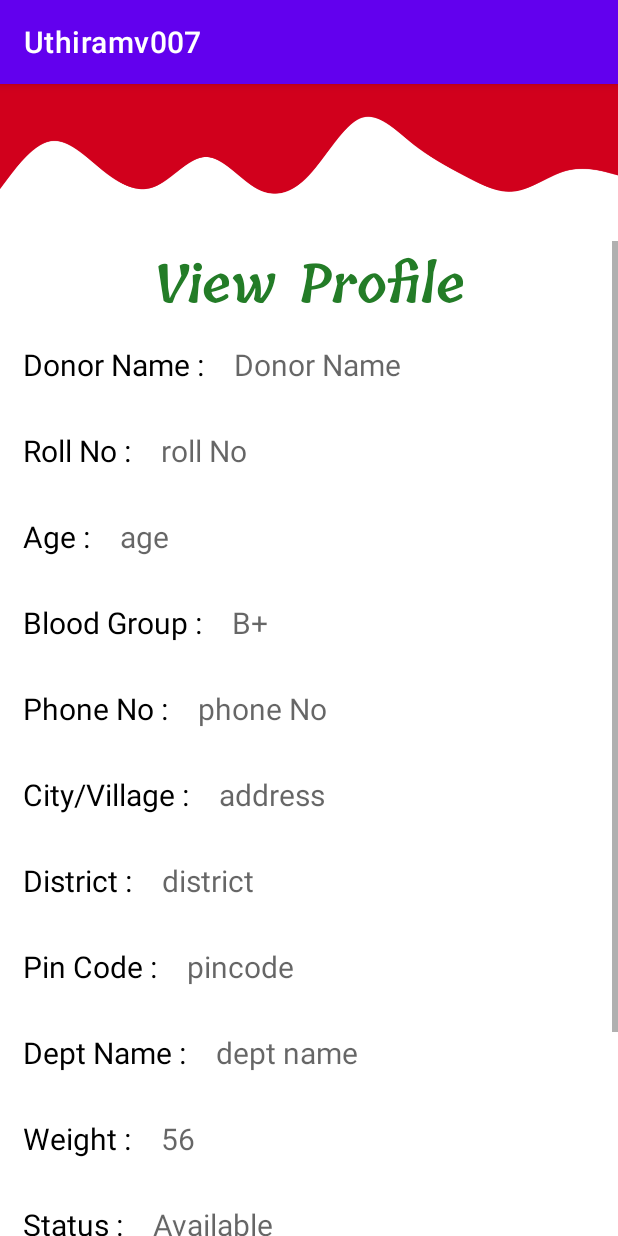
After one commit to GOKUL41602/Uthiramv007, an Android app: the ViewDonorProfile screen opened directly, with no data from a screen before it, on a phone screen of 412 x 824 dp. The commit adds this screen. Run offline under Robolectric (Android 15) with nearby library versions, the phone set to English and light mode, and no system bars; our stand-ins replace Firebase (no records; nobody signed in at launch, a user with empty details on screens opened directly).

Commit message:
Eleventh Commit-30/01/2021

```diff
--- a/app/src/main/AndroidManifest.xml
+++ b/app/src/main/AndroidManifest.xml
@@ -12,7 +12,8 @@
         android:roundIcon="@mipmap/ic_launcher_round"
         android:supportsRtl="true"
         android:theme="@style/Theme.Uthiramv007">
-        <activity android:name=".DonorHomePage"></activity>
+        <activity android:name=".ViewDonorProfile"></activity>
+        <activity android:name=".DonorHomePage" />
         <activity android:name=".OtpPage" />
         <activity android:name=".RegisterPage" />
         <activity android:name=".DonorLoginPage" />
--- a/app/src/main/java/com/uthiram/uthiramv007/DonorHomePage.java
+++ b/app/src/main/java/com/uthiram/uthiramv007/DonorHomePage.java
@@ -2,13 +2,67 @@ package com.uthiram.uthiramv007;
 
 import androidx.appcompat.app.AppCompatActivity;
 
+import android.content.Intent;
 import android.os.Bundle;
+import android.view.View;
+import android.widget.Button;
+import android.widget.TextView;
 
 public class DonorHomePage extends AppCompatActivity {
+
+    private TextView title;
+
+    private String userName;
+
+    private Button viewProfileBtn, updateProfileBtn, updateStatusBtn, bacKBtn;
 
     @Override
     protected void onCreate(Bundle savedInstanceState) {
         super.onCreate(savedInstanceState);
         setContentView(R.layout.activity_donor_home_page);
+        initializeViews();
+        userName = getIntent().getStringExtra("userName");
+        title.setText("Welcome " + userName);
+
+        viewProfileBtn.setOnClickListener(new View.OnClickListener() {
+            @Override
+            public void onClick(View v) {
+                Intent intent = new Intent(DonorHomePage.this, ViewDonorProfile.class);
+                intent.putExtra("userName", userName);
+                startActivity(intent);
+            }
+        });
+
+        updateProfileBtn.setOnClickListener(new View.OnClickListener() {
+            @Override
+            public void onClick(View v) {
+
+            }
+        });
+
+        updateStatusBtn.setOnClickListener(new View.OnClickListener() {
+            @Override
+            public void onClick(View v) {
+
+            }
+        });
+        bacKBtn.setOnClickListener(new View.OnClickListener() {
+            @Override
+            public void onClick(View v) {
+                Intent intent = new Intent(DonorHomePage.this, LoginPage.class);
+                startActivity(intent);
+                finish();
+            }
+        });
+
     }
+
+    private void initializeViews() {
+        title = findViewById(R.id.donorHomePage_title);
+        viewProfileBtn = findViewById(R.id.donorHomePage_viewProfileBtn);
+        updateProfileBtn = findViewById(R.id.donorHomePage_updateProfileBtn);
+        updateStatusBtn = findViewById(R.id.donorHomePage_updateStatusBtn);
+        bacKBtn = findViewById(R.id.donorHomePage_backBtn);
+    }
+
 }
--- a/app/src/main/java/com/uthiram/uthiramv007/LoginPage.java
+++ b/app/src/main/java/com/uthiram/uthiramv007/LoginPage.java
@@ -93,9 +93,9 @@ public class LoginPage extends AppCompatActivity {
                     passwordFromDB = snapshot.child(userNameText).child("password").getValue(String.class);
                     if (passwordText.equals(passwordFromDB)) {
                         Intent intent = new Intent(LoginPage.this, DonorHomePage.class);
+                        intent.putExtra("userName", userNameText);
                         startActivity(intent);
                     } else {
-                        Log.d("as", "as");
                         password.setError("Incorrect Password");
                         password.requestFocus();
                     }
--- /dev/null
+++ b/app/src/main/java/com/uthiram/uthiramv007/ViewDonorProfile.java
@@ -0,0 +1,115 @@
+package com.uthiram.uthiramv007;
+
+import androidx.annotation.NonNull;
+import androidx.appcompat.app.AppCompatActivity;
+
+import android.content.Intent;
+import android.os.Bundle;
+import android.view.View;
+import android.widget.Button;
+import android.widget.RelativeLayout;
+import android.widget.TextView;
+import android.widget.Toast;
+
+import com.google.firebase.database.DataSnapshot;
+import com.google.firebase.database.DatabaseError;
+import com.google.firebase.database.DatabaseReference;
+import com.google.firebase.database.FirebaseDatabase;
+import com.google.firebase.database.Query;
+import com.google.firebase.database.ValueEventListener;
+
+public class ViewDonorProfile extends AppCompatActivity {
+
+    private TextView donorName, rollNo, age, address, district, deptName, bloodGroup, pinCode, phoneNo, status, lastDonatedDate, weight;
+
+    private String userName, donorNameText, rollNoText, ageText, addressText, districtText, deptNameText, bloodGroupText, pinCodeText, phoneNoText, statusText, lastDonatedDateText, weightText;
+
+    private Button backBtn;
+
+    private RelativeLayout relativeLayout;
+
+    private DatabaseReference reference;
+
+    @Override
+    protected void onCreate(Bundle savedInstanceState) {
+        super.onCreate(savedInstanceState);
+        setContentView(R.layout.activity_view_donor_profile);
+        initializeViews();
+
+        userName = getIntent().getStringExtra("userName");
+        loadDonorDetails();
+        backBtn.setOnClickListener(new View.OnClickListener() {
+            @Override
+            public void onClick(View v) {
+                Intent intent = new Intent(ViewDonorProfile.this, DonorHomePage.class);
+                intent.putExtra("userName", userName);
+                startActivity(intent);
+            }
+        });
+    }
+
+
+    private void loadDonorDetails() {
+        reference = FirebaseDatabase.getInstance().getReference("DonorsDto");
+        Query query = reference.orderByChild("rollNo").startAt(userName).endAt(userName + "\uf8ff");
+        query.addListenerForSingleValueEvent(new ValueEventListener() {
+            @Override
+            public void onDataChange(@NonNull DataSnapshot snapshot) {
+                if (snapshot.exists()) {
+                    donorNameText = snapshot.child(userName).child("donorName").getValue(String.class);
+                    rollNoText = userName;
+                    ageText = snapshot.child(userName).child("age").getValue(String.class);
+                    weightText = snapshot.child(userName).child("weight").getValue(String.class);
+                    statusText = snapshot.child(userName).child("status").getValue(String.class);
+                    addressText = snapshot.child(userName).child("address").getValue(String.class);
+                    phoneNoText = snapshot.child(userName).child("phoneNo").getValue(String.class);
+                    pinCodeText = snapshot.child(userName).child("pinCode").getValue(String.class);
+                    districtText = snapshot.child(userName).child("district").getValue(String.class);
+                    deptNameText = snapshot.child(userName).child("deptName").getValue(String.class);
+                    bloodGroupText = snapshot.child(userName).child("bloodGroup").getValue(String.class);
+                    lastDonatedDateText = snapshot.child(userName).child("lastDonatedDate").getValue(String.class);
+
+                    donorName.setText(donorNameText);
+                    rollNo.setText(rollNoText);
+                    age.setText(ageText);
+                    weight.setText(weightText);
+                    status.setText(statusText);
+                    phoneNo.setText(phoneNoText);
+                    address.setText(addressText);
+                    pinCode.setText(pinCodeText);
+                    district.setText(districtText);
+                    deptName.setText(deptNameText);
+                    bloodGroup.setText(bloodGroupText);
+                    lastDonatedDate.setText(lastDonatedDateText);
+
+                } else {
+                    Toast.makeText(ViewDonorProfile.this, "User Doesn't exists ! ", Toast.LENGTH_SHORT).show();
+                }
+            }
+
+            @Override
+            public void onCancelled(@NonNull DatabaseError error) {
+
+            }
+        });
+    }
+
+    private void initializeViews() {
+        donorName = findViewById(R.id.viewDonorProfile_donorName);
+        rollNo = findViewById(R.id.viewDonorProfile_rollNo);
+        age = findViewById(R.id.viewDonorProfile_age);
+        address = findViewById(R.id.viewDonorProfile_address);
+        district = findViewById(R.id.viewDonorProfile_district);
+        deptName = findViewById(R.id.viewDonorProfile_dept);
+        bloodGroup = findViewById(R.id.viewDonorProfile_blood);
+        pinCode = findViewById(R.id.viewDonorProfile_pinCode);
+        phoneNo = findViewById(R.id.viewDonorProfile_phoneNo);
+        status = findViewById(R.id.viewDonorProfile_status);
+        lastDonatedDate = findViewById(R.id.viewDonorProfile_lastDonatedDate);
+        weight = findViewById(R.id.viewDonorProfile_weight);
+
+        relativeLayout = findViewById(R.id.viewDonorProfile_relLayout);
+
+        backBtn = findViewById(R.id.viewDonorProfile_backBtn);
+    }
+}
--- /dev/null
+++ b/app/src/main/res/layout/activity_view_donor_profile.xml
@@ -0,0 +1,334 @@
+<?xml version="1.0" encoding="utf-8"?>
+<RelativeLayout xmlns:android="http://schemas.android.com/apk/res/android"
+    xmlns:app="http://schemas.android.com/apk/res-auto"
+    xmlns:tools="http://schemas.android.com/tools"
+    android:id="@+id/viewDonorProfile_relLayout"
+    android:layout_width="match_parent"
+    android:layout_height="match_parent"
+    tools:context=".ViewDonorProfile">
+
+    <ImageView
+        android:id="@+id/viewDonorProfile_wave"
+        android:layout_width="match_parent"
+        android:layout_height="wrap_content"
+        android:layout_centerHorizontal="true"
+        android:layout_marginTop="-99dp"
+        android:src="@drawable/wave" />
+
+
+    <ScrollView
+        android:layout_width="match_parent"
+        android:layout_height="match_parent"
+        android:layout_below="@+id/viewDonorProfile_wave"
+        android:layout_centerHorizontal="true"
+        android:layout_marginTop="-80dp">
+
+        <RelativeLayout
+            android:layout_width="match_parent"
+            android:layout_height="match_parent">
+
+            <TextView
+                android:id="@+id/viewDonorProfile_title"
+                android:layout_width="wrap_content"
+                android:layout_height="wrap_content"
+                android:layout_centerHorizontal="true"
+                android:fontFamily="@font/tillana_semibold"
+                android:text="View Profile"
+                android:textColor="@color/green"
+                android:textSize="35sp" />
+
+            <TextView
+                android:id="@+id/viewDonorProfile_donorNameText"
+                android:layout_width="wrap_content"
+                android:layout_height="wrap_content"
+                android:layout_below="@+id/viewDonorProfile_title"
+                android:layout_marginLeft="15dp"
+                android:layout_marginTop="10dp"
+                android:text="Donor Name : "
+                android:textColor="@color/black"
+                android:textSize="20sp" />
+
+            <TextView
+                android:id="@+id/viewDonorProfile_donorName"
+                android:layout_width="wrap_content"
+                android:layout_height="wrap_content"
+                android:layout_below="@+id/viewDonorProfile_title"
+                android:layout_marginLeft="15dp"
+                android:layout_marginTop="10dp"
+
+                android:layout_toRightOf="@+id/viewDonorProfile_donorNameText"
+                android:hint="Donor Name"
+                android:textColor="@color/black"
+                android:textSize="20sp" />
+
+            <TextView
+                android:id="@+id/viewDonorProfile_rollNoText"
+                android:layout_width="wrap_content"
+                android:layout_height="wrap_content"
+                android:layout_below="@+id/viewDonorProfile_donorNameText"
+                android:layout_marginLeft="15dp"
+                android:layout_marginTop="30dp"
+                android:text="Roll No : "
+                android:textColor="@color/black"
+                android:textSize="20sp" />
+
+            <TextView
+                android:id="@+id/viewDonorProfile_rollNo"
+                android:layout_width="wrap_content"
+                android:layout_height="wrap_content"
+                android:layout_below="@+id/viewDonorProfile_donorName"
+                android:layout_marginLeft="15dp"
+                android:layout_marginTop="30dp"
+                android:layout_toRightOf="@+id/viewDonorProfile_rollNoText"
+                android:hint="roll No"
+                android:textColor="@color/black"
+                android:textSize="20sp" />
+
+            <TextView
+                android:id="@+id/viewDonorProfile_ageText"
+                android:layout_width="wrap_content"
+                android:layout_height="wrap_content"
+                android:layout_below="@+id/viewDonorProfile_rollNoText"
+                android:layout_marginLeft="15dp"
+                android:layout_marginTop="30dp"
+                android:text="Age : "
+                android:textColor="@color/black"
+                android:textSize="20sp" />
+
+            <TextView
+                android:id="@+id/viewDonorProfile_age"
+                android:layout_width="wrap_content"
+                android:layout_height="wrap_content"
+                android:layout_below="@+id/viewDonorProfile_rollNo"
+                android:layout_marginLeft="15dp"
+                android:layout_marginTop="30dp"
+                android:layout_toRightOf="@+id/viewDonorProfile_ageText"
+                android:hint="age"
+                android:textColor="@color/black"
+                android:textSize="20sp" />
+
+            <TextView
+                android:id="@+id/viewDonorProfile_bloodText"
+                android:layout_width="wrap_content"
+                android:layout_height="wrap_content"
+                android:layout_below="@+id/viewDonorProfile_ageText"
+                android:layout_marginLeft="15dp"
+                android:layout_marginTop="30dp"
+                android:text="Blood Group : "
+                android:textColor="@color/black"
+                android:textSize="20sp" />
+
+            <TextView
+                android:id="@+id/viewDonorProfile_blood"
+                android:layout_width="wrap_content"
+                android:layout_height="wrap_content"
+                android:layout_below="@+id/viewDonorProfile_age"
+                android:layout_marginLeft="15dp"
+                android:layout_marginTop="30dp"
+                android:layout_toRightOf="@+id/viewDonorProfile_bloodText"
+                android:hint="B+"
+                android:textColor="@color/black"
+                android:textSize="20sp" />
+
+            <TextView
+                android:id="@+id/viewDonorProfile_phoneNoText"
+                android:layout_width="wrap_content"
+                android:layout_height="wrap_content"
+                android:layout_below="@+id/viewDonorProfile_bloodText"
+                android:layout_marginLeft="15dp"
+                android:layout_marginTop="30dp"
+                android:text="Phone No : "
+                android:textColor="@color/black"
+                android:textSize="20sp" />
+
+            <TextView
+                android:id="@+id/viewDonorProfile_phoneNo"
+                android:layout_width="wrap_content"
+                android:layout_height="wrap_content"
+                android:layout_below="@+id/viewDonorProfile_blood"
+                android:layout_marginLeft="15dp"
+                android:layout_marginTop="30dp"
+                android:layout_toRightOf="@+id/viewDonorProfile_phoneNoText"
+                android:hint="phone No"
+                android:textColor="@color/black"
+                android:textSize="20sp" />
+
+            <TextView
+                android:id="@+id/viewDonorProfile_addressText"
+                android:layout_width="wrap_content"
+                android:layout_height="wrap_content"
+                android:layout_below="@+id/viewDonorProfile_phoneNoText"
+                android:layout_marginLeft="15dp"
+                android:layout_marginTop="30dp"
+                android:text="City/Village : "
+                android:textColor="@color/black"
+                android:textSize="20sp" />
+
+            <TextView
+                android:id="@+id/viewDonorProfile_address"
+                android:layout_width="wrap_content"
+                android:layout_height="wrap_content"
+                android:layout_below="@+id/viewDonorProfile_phoneNo"
+                android:layout_marginLeft="15dp"
+                android:layout_marginTop="30dp"
+                android:layout_toRightOf="@+id/viewDonorProfile_addressText"
+                android:hint="address"
+                android:textColor="@color/black"
+                android:textSize="20sp" />
+
+            <TextView
+                android:id="@+id/viewDonorProfile_districtText"
+                android:layout_width="wrap_content"
+                android:layout_height="wrap_content"
+                android:layout_below="@+id/viewDonorProfile_addressText"
+                android:layout_marginLeft="15dp"
+                android:layout_marginTop="30dp"
+                android:text="District : "
+                android:textColor="@color/black"
+                android:textSize="20sp" />
+
+            <TextView
+                android:id="@+id/viewDonorProfile_district"
+                android:layout_width="wrap_content"
+                android:layout_height="wrap_content"
+                android:layout_below="@+id/viewDonorProfile_address"
+                android:layout_marginLeft="15dp"
+                android:layout_marginTop="30dp"
+                android:layout_toRightOf="@+id/viewDonorProfile_districtText"
+                android:hint="district"
+                android:textColor="@color/black"
+                android:textSize="20sp" />
+
+            <TextView
+                android:id="@+id/viewDonorProfile_pinCodeText"
+                android:layout_width="wrap_content"
+                android:layout_height="wrap_content"
+                android:layout_below="@+id/viewDonorProfile_districtText"
+                android:layout_marginLeft="15dp"
+                android:layout_marginTop="30dp"
+                android:text="Pin Code : "
+                android:textColor="@color/black"
+                android:textSize="20sp" />
+
+            <TextView
+                android:id="@+id/viewDonorProfile_pinCode"
+                android:layout_width="wrap_content"
+                android:layout_height="wrap_content"
+                android:layout_below="@+id/viewDonorProfile_district"
+                android:layout_marginLeft="15dp"
+                android:layout_marginTop="30dp"
+                android:layout_toRightOf="@+id/viewDonorProfile_pinCodeText"
+                android:hint="pincode"
+                android:textColor="@color/black"
+                android:textSize="20sp" />
+
+            <TextView
+                android:id="@+id/viewDonorProfile_deptText"
+                android:layout_width="wrap_content"
+                android:layout_height="wrap_content"
+                android:layout_below="@+id/viewDonorProfile_pinCodeText"
+                android:layout_marginLeft="15dp"
+                android:layout_marginTop="30dp"
+                android:text="Dept Name : "
+                android:textColor="@color/black"
+                android:textSize="20sp" />
+
+            <TextView
+                android:id="@+id/viewDonorProfile_dept"
+                android:layout_width="wrap_content"
+                android:layout_height="wrap_content"
+                android:layout_below="@+id/viewDonorProfile_pinCode"
+                android:layout_marginLeft="15dp"
+                android:layout_marginTop="30dp"
+                android:layout_toRightOf="@+id/viewDonorProfile_deptText"
+                android:hint="dept name"
+                android:textColor="@color/black"
+                android:textSize="20sp" />
+
+            <TextView
+                android:id="@+id/viewDonorProfile_weightText"
+                android:layout_width="wrap_content"
+                android:layout_height="wrap_content"
+                android:layout_below="@+id/viewDonorProfile_deptText"
+                android:layout_marginLeft="15dp"
+                android:layout_marginTop="30dp"
+                android:text="Weight : "
+                android:textColor="@color/black"
+                android:textSize="20sp" />
+
+            <TextView
+                android:id="@+id/viewDonorProfile_weight"
+                android:layout_width="wrap_content"
+                android:layout_height="wrap_content"
+                android:layout_below="@+id/viewDonorProfile_dept"
+                android:layout_marginLeft="15dp"
+                android:layout_marginTop="30dp"
+                android:layout_toRightOf="@+id/viewDonorProfile_weightText"
+                android:hint="56"
+                android:textColor="@color/black"
+                android:textSize="20sp" />
+
+            <TextView
+                android:id="@+id/viewDonorProfile_statusText"
+                android:layout_width="wrap_content"
+                android:layout_height="wrap_content"
+                android:layout_below="@+id/viewDonorProfile_weightText"
+                android:layout_marginLeft="15dp"
+                android:layout_marginTop="30dp"
+                android:text="Status : "
+                android:textColor="@color/black"
+                android:textSize="20sp" />
+
+            <TextView
+                android:id="@+id/viewDonorProfile_status"
+                android:layout_width="wrap_content"
+                android:layout_height="wrap_content"
+                android:layout_below="@+id/viewDonorProfile_weight"
+                android:layout_marginLeft="15dp"
+                android:layout_marginTop="30dp"
+                android:layout_toRightOf="@+id/viewDonorProfile_statusText"
+                android:hint="Available"
+                android:textColor="@color/black"
+                android:textSize="20sp" />
+
+            <TextView
+                android:id="@+id/viewDonorProfile_lastDonatedDateText"
+                android:layout_width="wrap_content"
+                android:layout_height="wrap_content"
+                android:layout_below="@+id/viewDonorProfile_statusText"
+                android:layout_marginLeft="15dp"
+                android:layout_marginTop="30dp"
+                android:text="Last Donated Date : "
+                android:textColor="@color/black"
+                android:textSize="20sp" />
+
+            <TextView
+                android:id="@+id/viewDonorProfile_lastDonatedDate"
+                android:layout_width="wrap_content"
+                android:layout_height="wrap_content"
+                android:layout_below="@+id/viewDonorProfile_status"
+                android:layout_marginLeft="15dp"
+                android:layout_marginTop="30dp"
+                android:layout_toRightOf="@+id/viewDonorProfile_lastDonatedDateText"
+                android:hint="DD/MM/YYYY"
+                android:textColor="@color/black"
+                android:textSize="20sp" />
+
+
+            <Button
+                android:id="@+id/viewDonorProfile_backBtn"
+                android:layout_width="wrap_content"
+                android:layout_height="wrap_content"
+                android:layout_below="@+id/viewDonorProfile_lastDonatedDate"
+                android:layout_centerHorizontal="true"
+                android:layout_marginTop="30dp"
+                android:layout_marginBottom="30dp"
+                android:backgroundTint="@color/sky_blue"
+                android:text="Back"
+                android:textColor="@color/black" />
+
+        </RelativeLayout>
+    </ScrollView>
+
+
+</RelativeLayout>
```
